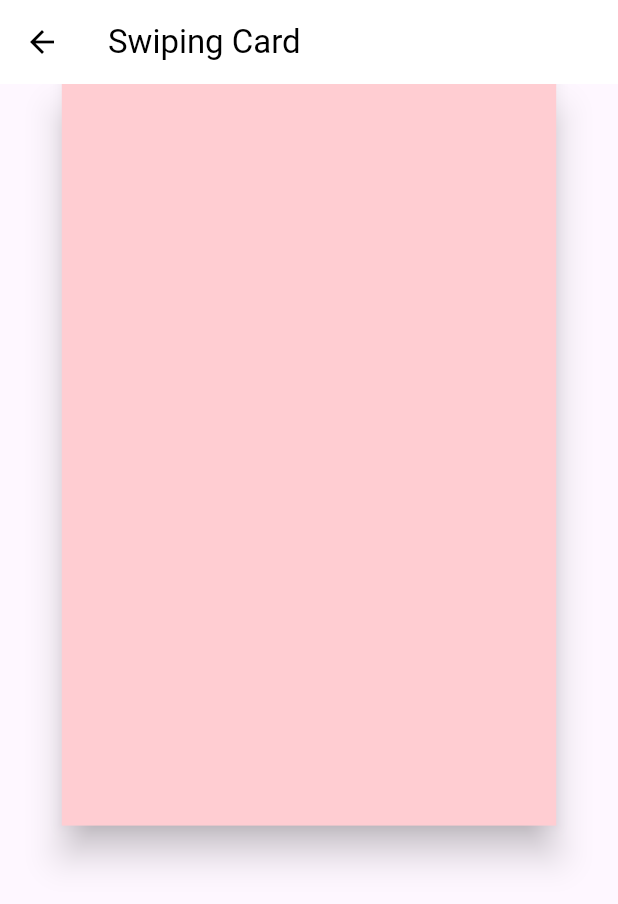
After one commit to lips85/hary_animation, a Flutter app: the screen it shows after launch, after a tap on "Swiping Card", on a phone screen of 412 x 824 dp. The commit adds this screen. Shown: the top 904 px of the screen. Run offline on Flutter 3.47's test engine with Material 3 defaults, Android fonts, the phone set to English and light mode, and no system bars; our stand-ins replace gap.

Commit message:
4.1까지 내용 정리

```diff
--- a/lib/features/00_menu_screen.dart/menu_screen.dart
+++ b/lib/features/00_menu_screen.dart/menu_screen.dart
@@ -3,6 +3,8 @@ import 'package:hary_animation/features/01_implicit_animations/implicit_animatio
 
 import 'package:hary_animation/features/02_explicit_animation/explicit_animation_screen.dart';
 import 'package:hary_animation/features/03_custom_painter/custom_painter.dart';
+import 'package:hary_animation/features/03_custom_painter/custon2.dart';
+import 'package:hary_animation/features/04_swiping_card/swiping_card_screen.dart';
 
 class MenuScreen extends StatelessWidget {
   const MenuScreen({super.key});
@@ -45,6 +47,18 @@ class MenuScreen extends StatelessWidget {
                 "Custom Painter",
               ),
             ),
+            ElevatedButton(
+              onPressed: () => _goToPage(context, const CustomPainter2Screen()),
+              child: const Text(
+                "Custom Painter2",
+              ),
+            ),
+            ElevatedButton(
+              onPressed: () => _goToPage(context, const SwipingCardScreen()),
+              child: const Text(
+                "Swiping Card",
+              ),
+            ),
           ],
         ),
       ),
--- /dev/null
+++ b/lib/features/04_swiping_card/swiping_card_screen.dart
@@ -0,0 +1,94 @@
+import 'package:flutter/material.dart';
+
+class SwipingCardScreen extends StatefulWidget {
+  const SwipingCardScreen({super.key});
+
+  @override
+  State<SwipingCardScreen> createState() => _SwipingCardScreenState();
+}
+
+class _SwipingCardScreenState extends State<SwipingCardScreen>
+    with SingleTickerProviderStateMixin {
+  late final screenSize = MediaQuery.of(context).size;
+  late final AnimationController _animationController = AnimationController(
+    vsync: this,
+    duration: const Duration(milliseconds: 200),
+    lowerBound: screenSize.width * -1,
+    upperBound: screenSize.width * 1,
+    value: 0.0,
+  );
+
+  double posX = 0;
+
+  void _onHorizontalDragUpdate(DragUpdateDetails details) {
+    setState(() {
+      _animationController.value += details.delta.dx;
+    });
+  }
+
+  void _onHorizontalDragEnd(DragEndDetails details) {
+    setState(() {
+      _animationController.animateTo(
+        0,
+        curve: Curves.bounceOut,
+      );
+    });
+  }
+
+  @override
+  void dispose() {
+    _animationController.dispose();
+    super.dispose();
+  }
+
+  @override
+  Widget build(BuildContext context) {
+    return Scaffold(
+      appBar: AppBar(
+        backgroundColor: Colors.white,
+        foregroundColor: Colors.black,
+        title: const Text("Swiping Card"),
+      ),
+      body: Column(
+        crossAxisAlignment: CrossAxisAlignment.center,
+        children: [
+          AnimatedBuilder(
+            animation: _animationController,
+            builder: (context, child) {
+              return Stack(
+                children: [
+                  Align(
+                    alignment: Alignment.center,
+                    child: GestureDetector(
+                      onHorizontalDragUpdate: _onHorizontalDragUpdate,
+                      onHorizontalDragEnd: _onHorizontalDragEnd,
+                      child: Transform.translate(
+                        offset: Offset(_animationController.value, 0),
+                        child: Material(
+                          elevation: 10,
+                          color: Colors.red.shade100,
+                          child: SizedBox(
+                            width: screenSize.width * 0.8,
+                            height: screenSize.height * 0.6,
+                          ),
+                        ),
+                      ),
+                    ),
+                  ),
+                  // Material(
+                  //   elevation: 10,
+                  //   color: Colors.yellow.shade300,
+                  //   child: SizedBox(
+                  //     width: screenSize.width * 0.8,
+                  //     height: screenSize.height * 0.8,
+                  //   ),
+                  // ),
+                ],
+              );
+            },
+          ),
+        ],
+      ),
+    );
+  }
+}
--- a/lib/main.dart
+++ b/lib/main.dart
@@ -1,7 +1,5 @@
 import 'package:flutter/material.dart';
 import 'package:hary_animation/features/00_menu_screen.dart/menu_screen.dart';
-import 'package:hary_animation/features/03_custom_painter/custom_painter.dart';
-import 'package:hary_animation/features/03_custom_painter/custon2.dart';
 
 void main() {
   runApp(const HaryAnimation());
@@ -17,7 +15,7 @@ class HaryAnimation extends StatelessWidget {
       theme: ThemeData(
         useMaterial3: true,
       ),
-      home: const CustomPainter2Screen(),
+      home: const MenuScreen(),
     );
   }
 }
```
